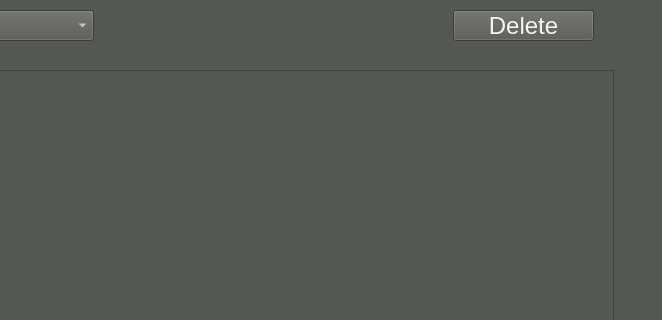
Before: the Qt Designer form GUI/flow.ui in Gaopeng-Bai/QT_flowmanager, drawn with Qt 5; both pictures show x 217 to 879 and y 0 to 320 of the 879 by 682 pixel window.
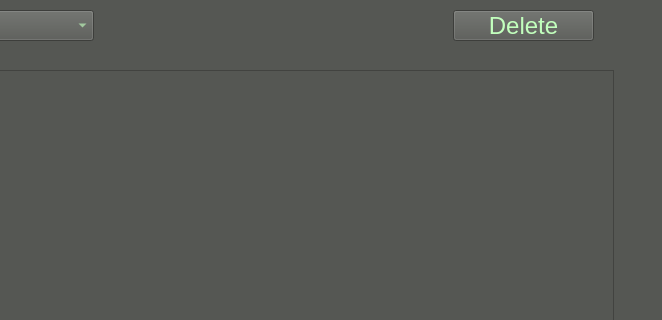
After: the same form once the commit is applied.

Diff of the .ui file:
```diff
--- a/GUI/flow.ui
+++ b/GUI/flow.ui
@@ -15,7 +15,7 @@
   </property>
   <property name="styleSheet">
    <string notr="true">background-color: rgb(85, 87, 83);
-color: rgb(243, 243, 243);</string>
+color: rgb(194, 255, 189);</string>
   </property>
   <widget class="QComboBox" name="flow_switch_ids">
    <property name="geometry">
```
